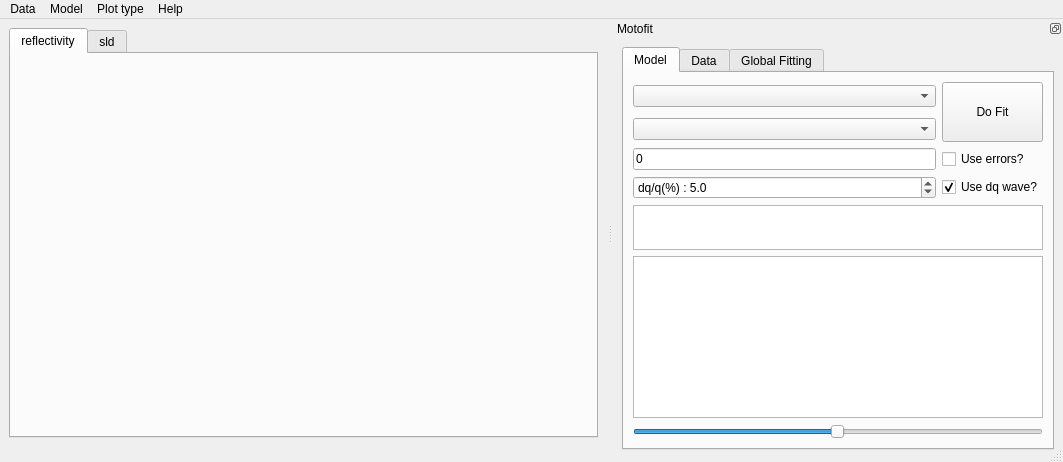
Before: the Qt Designer form qt/Motofit.ui in refnx/refnx, drawn with Qt 5.
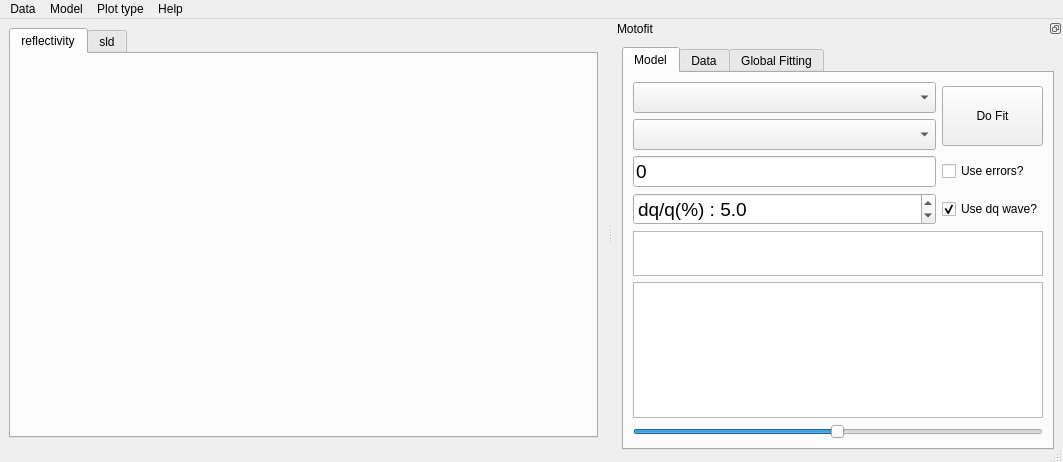
After: the same form once the commit is applied.

The edit to the form file:
```diff
--- a/qt/Motofit.ui
+++ b/qt/Motofit.ui
@@ -199,6 +199,11 @@
          </item>
          <item row="0" column="0">
           <widget class="QComboBox" name="dataset_comboBox">
+           <property name="font">
+            <font>
+             <pointsize>14</pointsize>
+            </font>
+           </property>
            <property name="focusPolicy">
             <enum>Qt::StrongFocus</enum>
            </property>
@@ -225,6 +230,13 @@
          </item>
          <item row="3" column="0">
           <widget class="QDoubleSpinBox" name="res_SpinBox">
+           <property name="font">
+            <font>
+             <pointsize>14</pointsize>
+             <weight>50</weight>
+             <bold>false</bold>
+            </font>
+           </property>
            <property name="wrapping">
             <bool>false</bool>
            </property>
@@ -262,10 +274,21 @@
           </widget>
          </item>
          <item row="1" column="0">
-          <widget class="QComboBox" name="model_comboBox"/>
+          <widget class="QComboBox" name="model_comboBox">
+           <property name="font">
+            <font>
+             <pointsize>14</pointsize>
+            </font>
+           </property>
+          </widget>
          </item>
          <item row="2" column="0">
           <widget class="QLineEdit" name="lineEdit">
+           <property name="font">
+            <font>
+             <pointsize>14</pointsize>
+            </font>
+           </property>
            <property name="text">
             <string>0</string>
            </property>
```
